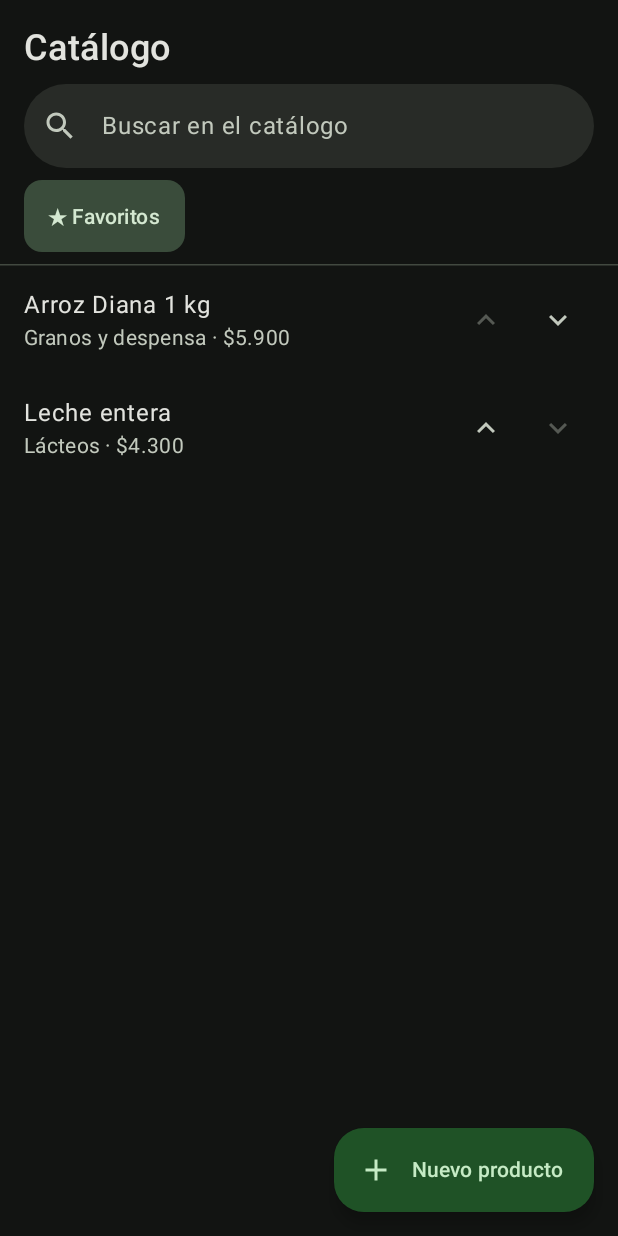
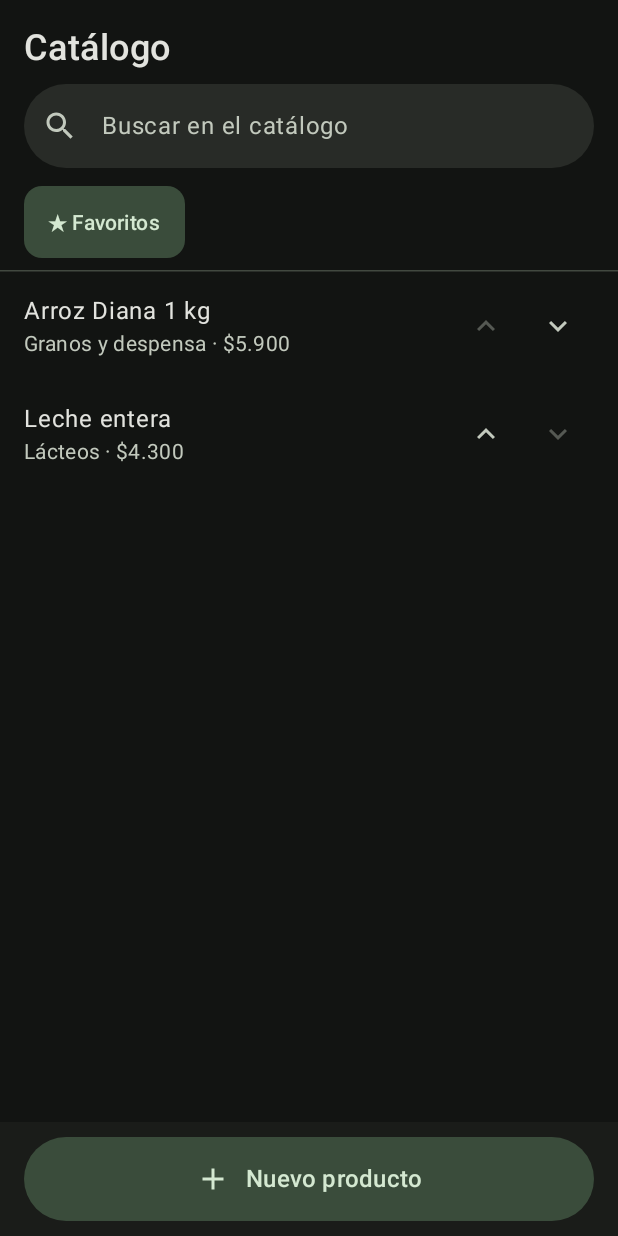
Before and after one commit to dannygetcode/App_Mercado, an Android app built with Jetpack Compose: the @Preview function CatalogFavoritesPreview, on a phone screen of 412 x 824 dp. Run offline under Robolectric (Android 15) with nearby library versions, the phone set to English and light mode, and no system bars.

Commit message:
Catálogo: "Nuevo producto" en su propia franja bajo la lista y filtros con más aire
Co-Authored-By: Claude Opus 5.5 <noreply@anthropic.com>

```diff
--- a/app/src/main/kotlin/co/daniel/mercado/ui/catalog/CatalogScreen.kt
+++ b/app/src/main/kotlin/co/daniel/mercado/ui/catalog/CatalogScreen.kt
@@ -10,7 +10,10 @@ import androidx.compose.foundation.layout.PaddingValues
 import androidx.compose.foundation.layout.Row
 import androidx.compose.foundation.layout.fillMaxSize
 import androidx.compose.foundation.layout.fillMaxWidth
+import androidx.compose.foundation.layout.height
 import androidx.compose.foundation.layout.heightIn
+import androidx.compose.foundation.layout.Spacer
+import androidx.compose.foundation.layout.width
 import androidx.compose.foundation.layout.padding
 import androidx.compose.foundation.layout.size
 import androidx.compose.foundation.layout.statusBarsPadding
@@ -18,7 +21,7 @@ import androidx.compose.foundation.lazy.LazyColumn
 import androidx.compose.foundation.lazy.LazyRow
 import androidx.compose.foundation.lazy.items
 import androidx.compose.foundation.text.KeyboardOptions
-import androidx.compose.material3.ExtendedFloatingActionButton
+import androidx.compose.material3.FilledTonalButton
 import androidx.compose.material3.FilterChip
 import androidx.compose.material3.HorizontalDivider
 import androidx.compose.material3.Icon
@@ -28,7 +31,6 @@ import androidx.compose.material3.MaterialTheme
 import androidx.compose.material3.Surface
 import androidx.compose.material3.Text
 import androidx.compose.runtime.Composable
-import androidx.compose.ui.Alignment
 import androidx.compose.ui.Modifier
 import androidx.compose.ui.res.painterResource
 import androidx.compose.ui.res.stringResource
@@ -47,7 +49,7 @@ import co.daniel.mercado.domain.rules.MoneyFormat
 import co.daniel.mercado.ui.theme.MercadoTheme
 import co.daniel.mercado.ui.theme.MoneyTextStyle
 
-/** Catálogo (04-ux): buscador arriba, filtros en chips, lista y "Nuevo producto". */
+/** Catálogo (04-ux): buscador arriba, filtros en chips, lista y "Nuevo producto" en su franja de abajo. */
 @Composable
 fun CatalogScreen(
     state: CatalogUiState,
@@ -57,8 +59,7 @@ fun CatalogScreen(
     modifier: Modifier = Modifier,
 ) {
     Surface(modifier = modifier.fillMaxSize(), color = MaterialTheme.colorScheme.background) {
-        Box(Modifier.statusBarsPadding()) {
-            Column {
+        Column(Modifier.statusBarsPadding()) {
             ScreenTitle(stringResource(R.string.nav_catalog))
             SearchField(
                 value = state.filter.query,
@@ -69,6 +70,7 @@ fun CatalogScreen(
             )
             FilterRow(state, onEvent)
             HorizontalDivider()
+            Box(Modifier.weight(1f)) {
                 if (!state.loading && state.rows.isEmpty()) {
                     Text(
                         text = stringResource(if (state.isFiltered) R.string.catalog_no_results else R.string.catalog_empty),
@@ -77,7 +79,7 @@ fun CatalogScreen(
                         color = MaterialTheme.colorScheme.onSurfaceVariant,
                     )
                 }
-                LazyColumn(contentPadding = PaddingValues(bottom = 88.dp)) {
+                LazyColumn(Modifier.fillMaxSize(), contentPadding = PaddingValues(bottom = 8.dp)) {
                     items(state.rows, key = { it.product.id }) { row ->
                         CatalogRowItem(
                             row = row,
@@ -90,12 +92,18 @@ fun CatalogScreen(
                     }
                 }
             }
-            ExtendedFloatingActionButton(
+            // Franja propia para "Nuevo producto": no flota sobre la lista ni tapa productos.
+            Surface(color = MaterialTheme.colorScheme.surfaceContainerLow) {
+                FilledTonalButton(
                     onClick = onNewProduct,
-                icon = { Icon(painterResource(R.drawable.ic_add), contentDescription = null) },
-                text = { Text(stringResource(R.string.catalog_new_product)) },
-                modifier = Modifier.align(Alignment.BottomEnd).padding(16.dp),
-            )
+                    modifier = Modifier.fillMaxWidth().padding(horizontal = 16.dp, vertical = 10.dp).height(56.dp),
+                    shape = MaterialTheme.shapes.extraLarge,
+                ) {
+                    Icon(painterResource(R.drawable.ic_add), contentDescription = null)
+                    Spacer(Modifier.width(10.dp))
+                    Text(stringResource(R.string.catalog_new_product), style = MaterialTheme.typography.titleMedium)
+                }
+            }
         }
     }
 }
@@ -103,7 +111,8 @@ fun CatalogScreen(
 @Composable
 private fun FilterRow(state: CatalogUiState, onEvent: (CatalogEvent) -> Unit) {
     LazyRow(
-        contentPadding = PaddingValues(horizontal = 16.dp, vertical = 8.dp),
+        modifier = Modifier.padding(top = 12.dp, bottom = 8.dp),
+        contentPadding = PaddingValues(horizontal = 16.dp),
         horizontalArrangement = Arrangement.spacedBy(8.dp),
     ) {
         item {
```
Lines whose indentation alone changed are shown as unchanged.
